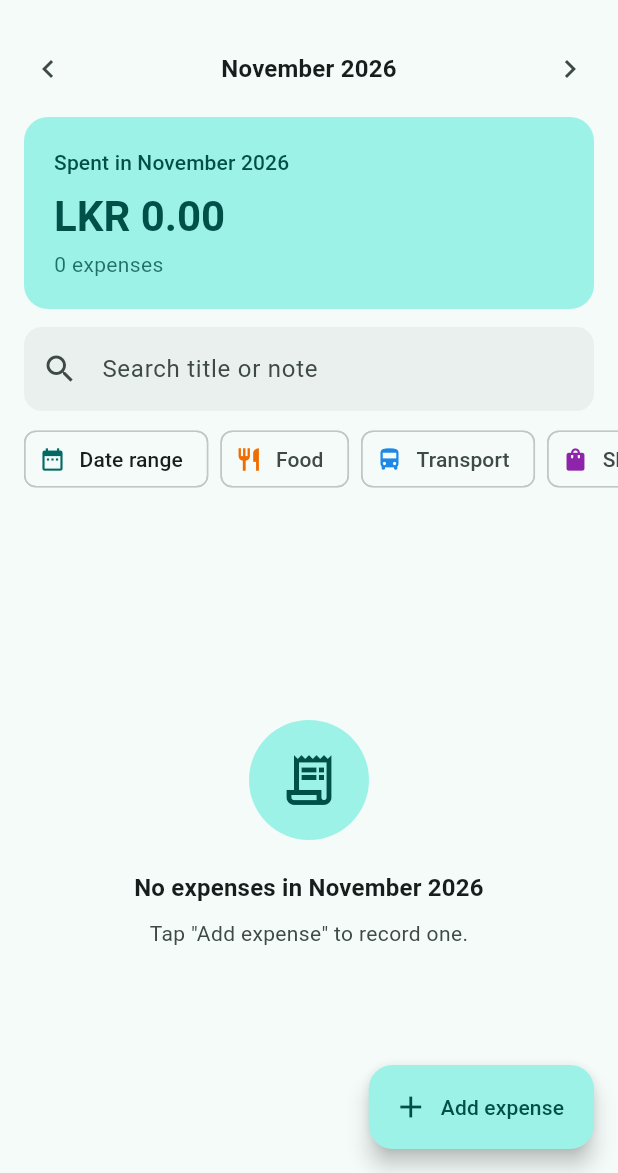
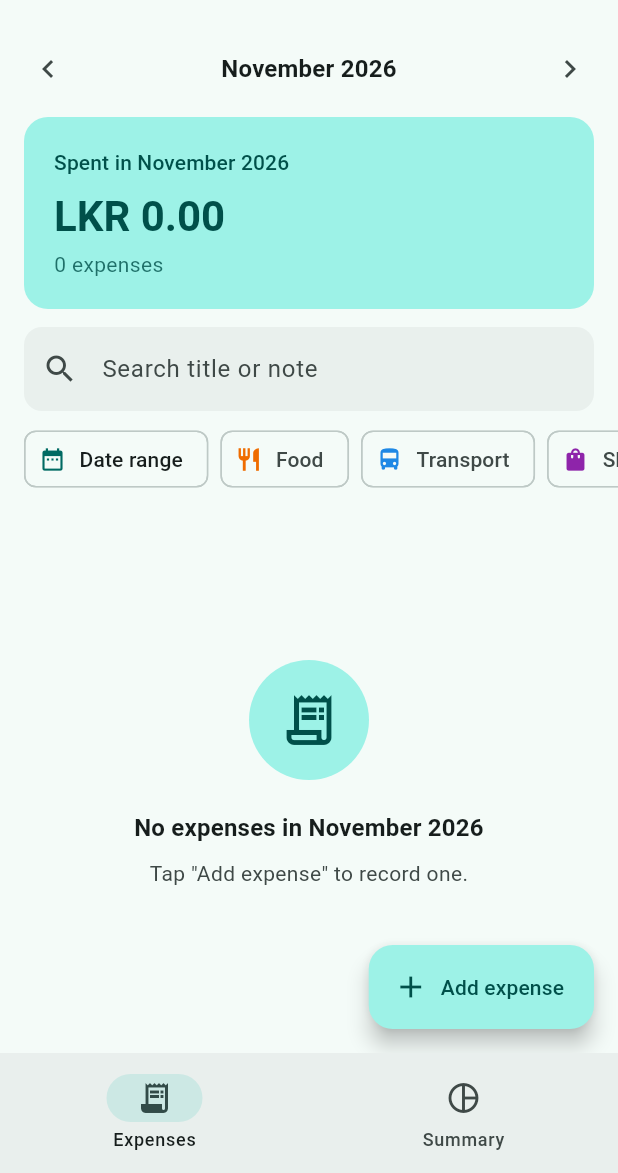
Before and after one commit to chamindujayasinghe/cyphlab_expense_tracker, a Flutter app: the screen it shows once a user with an empty profile is signed in, after a tap on the "chevron left" icon, on a phone screen of 412 x 824 dp, the part 63-1236 px from its top. Run offline on Flutter 3.47's test engine with Material 3 defaults, Android fonts, the phone set to English and light mode, and no system bars; our stand-ins replace cloud_firestore, firebase_auth, firebase_core; accounts and stored records are empty.

Commit message:
Phase 6: Add summary screen with charts and tab navigation
- Category donut chart with per-category totals, bars and percentages
- Six-month spending bar chart from a separate range query
- Loading, empty and error states for both sections
- Add ExpenseStats aggregation helpers and watchMonthlyTotals
- Add MainShell with labeled Expenses/Summary tabs: bottom
  NavigationBar on phones, NavigationRail on wide screens
- Keep tabs alive; trend chart re-queries when the month changes
- Add stats, summary screen and shell navigation tests

Co-Authored-By: Claude Opus 5.5 <noreply@anthropic.com>

```diff
--- a/lib/providers/expense_provider.dart
+++ b/lib/providers/expense_provider.dart
@@ -5,6 +5,7 @@ import 'package:flutter/foundation.dart';
 import '../models/expense.dart';
 import '../models/expense_category.dart';
 import '../services/expense_repository.dart';
+import '../utils/expense_stats.dart';
 
 /// Holds the signed-in user's expenses for the selected period, plus the
 /// category and search filters applied to them.
@@ -164,6 +165,31 @@ class ExpenseProvider extends ChangeNotifier {
   /// Re-subscribes after an error.
   void retry() => _subscribe();
 
+  /// Live monthly totals for the [months] months ending with the selected
+  /// month (oldest first). A separate query from the main list, used by the
+  /// summary screen's trend chart.
+  Stream<List<MonthTotal>> watchMonthlyTotals({int months = 6}) {
+    final uid = _uid;
+    if (uid == null) return const Stream.empty();
+    final firstMonth = DateTime(
+      _selectedMonth.year,
+      _selectedMonth.month - months + 1,
+    );
+    return _repository
+        .watchExpenses(
+          uid: uid,
+          start: firstMonth,
+          end: DateTime(_selectedMonth.year, _selectedMonth.month + 1),
+        )
+        .map(
+          (expenses) => ExpenseStats.byMonth(
+            expenses,
+            firstMonth: firstMonth,
+            count: months,
+          ),
+        );
+  }
+
   /// Adds [expense] if it has no id yet, otherwise updates it.
   Future<String?> saveExpense(Expense expense) {
     return _run((uid) async {
--- a/lib/screens/auth/auth_gate.dart
+++ b/lib/screens/auth/auth_gate.dart
@@ -2,10 +2,10 @@ import 'package:flutter/material.dart';
 import 'package:provider/provider.dart';
 
 import '../../providers/auth_provider.dart';
-import '../home/home_screen.dart';
+import '../main_shell.dart';
 import 'login_screen.dart';
 
-/// Shows a splash while the persisted auth state loads, then the home screen
+/// Shows a splash while the persisted auth state loads, then the main tabs
 /// for signed-in users or the login screen otherwise.
 class AuthGate extends StatelessWidget {
   const AuthGate({super.key});
@@ -17,6 +17,6 @@ class AuthGate extends StatelessWidget {
     if (auth.isInitializing) {
       return const Scaffold(body: Center(child: CircularProgressIndicator()));
     }
-    return auth.isSignedIn ? const HomeScreen() : const LoginScreen();
+    return auth.isSignedIn ? const MainShell() : const LoginScreen();
   }
 }
--- /dev/null
+++ b/lib/screens/main_shell.dart
@@ -0,0 +1,102 @@
+import 'package:flutter/material.dart';
+
+import 'home/home_screen.dart';
+import 'summary/summary_screen.dart';
+
+/// Signed-in shell with labeled Expenses / Summary destinations: a bottom
+/// navigation bar on phones and a side rail on wide screens.
+///
+/// Tabs are kept alive in an [IndexedStack] so switching back preserves
+/// state such as the search text. Each tab is only built once first visited,
+/// so the summary's extra query doesn't run until it's opened.
+class MainShell extends StatefulWidget {
+  const MainShell({super.key});
+
+  /// Width at which the bottom bar is replaced by a navigation rail.
+  static const double railBreakpoint = 840;
+
+  @override
+  State<MainShell> createState() => _MainShellState();
+}
+
+class _MainShellState extends State<MainShell> {
+  int _index = 0;
+  final Set<int> _visited = {0};
+
+  static const _destinations = [
+    (
+      label: 'Expenses',
+      icon: Icons.receipt_long_outlined,
+      selectedIcon: Icons.receipt_long,
+    ),
+    (
+      label: 'Summary',
+      icon: Icons.pie_chart_outline,
+      selectedIcon: Icons.pie_chart,
+    ),
+  ];
+
+  void _select(int index) {
+    setState(() {
+      _index = index;
+      _visited.add(index);
+    });
+  }
+
+  Widget _buildTab(int index) {
+    if (!_visited.contains(index)) return const SizedBox.shrink();
+    return index == 0 ? const HomeScreen() : const SummaryScreen();
+  }
+
+  @override
+  Widget build(BuildContext context) {
+    final tabs = IndexedStack(
+      index: _index,
+      children: [for (var i = 0; i < _destinations.length; i++) _buildTab(i)],
+    );
+
+    return LayoutBuilder(
+      builder: (context, constraints) {
+        if (constraints.maxWidth >= MainShell.railBreakpoint) {
+          return Scaffold(
+            body: Row(
+              children: [
+                NavigationRail(
+                  selectedIndex: _index,
+                  onDestinationSelected: _select,
+                  labelType: NavigationRailLabelType.all,
+                  destinations: [
+                    for (final d in _destinations)
+                      NavigationRailDestination(
+                        icon: Icon(d.icon),
+                        selectedIcon: Icon(d.selectedIcon),
+                        label: Text(d.label),
+                      ),
+                  ],
+                ),
+                const VerticalDivider(width: 1),
+                Expanded(child: tabs),
+              ],
+            ),
+          );
+        }
+
+        return Scaffold(
+          body: tabs,
+          bottomNavigationBar: NavigationBar(
+            selectedIndex: _index,
+            onDestinationSelected: _select,
+            destinations: [
+              for (final d in _destinations)
+                NavigationDestination(
+                  icon: Icon(d.icon),
+                  selectedIcon: Icon(d.selectedIcon),
+                  label: d.label,
+                ),
+            ],
+          ),
+        );
+      },
+    );
+  }
+}
--- /dev/null
+++ b/lib/screens/summary/summary_screen.dart
@@ -0,0 +1,455 @@
+import 'package:fl_chart/fl_chart.dart';
+import 'package:flutter/material.dart';
+import 'package:provider/provider.dart';
+
+import '../../providers/expense_provider.dart';
+import '../../services/expense_repository.dart' show ExpenseRepositoryException;
+import '../../utils/expense_stats.dart';
+import '../../utils/formatters.dart';
+import '../../widgets/expense_tile.dart';
+import '../../widgets/state_views.dart';
+
+/// Spending breakdown for the period shown on the home screen, plus a
+/// six-month trend.
+///
+/// The category breakdown uses the whole period (ignoring the home screen's
+/// category and search filters), so it matches the unfiltered month total.
+class SummaryScreen extends StatelessWidget {
+  const SummaryScreen({super.key});
+
+  @override
+  Widget build(BuildContext context) {
+    final provider = context.watch<ExpenseProvider>();
+    final rangeStart = provider.rangeStart;
+    final rangeEnd = provider.rangeEnd;
+    final periodLabel = rangeStart != null && rangeEnd != null
+        ? Formatters.dateRange(rangeStart, rangeEnd)
+        : Formatters.monthYear(provider.selectedMonth);
+
+    return Scaffold(
+      appBar: AppBar(title: const Text('Summary')),
+      body: SafeArea(
+        child: Align(
+          alignment: Alignment.topCenter,
+          child: ConstrainedBox(
+            constraints: const BoxConstraints(maxWidth: 720),
+            child: ListView(
+              padding: const EdgeInsets.all(16),
+              children: [
+                _SectionCard(
+                  title: 'Spending by category',
+                  subtitle: periodLabel,
+                  child: const _CategoryBreakdown(),
+                ),
+                const SizedBox(height: 16),
+                _SectionCard(
+                  title: 'Last 6 months',
+                  subtitle:
+                      'Up to ${Formatters.monthYear(provider.selectedMonth)}',
+                  child: const _MonthlyTrend(),
+                ),
+              ],
+            ),
+          ),
+        ),
+      ),
+    );
+  }
+}
+
+class _SectionCard extends StatelessWidget {
+  const _SectionCard({
+    required this.title,
+    required this.subtitle,
+    required this.child,
+  });
+
+  final String title;
+  final String subtitle;
+  final Widget child;
+
+  @override
+  Widget build(BuildContext context) {
+    final theme = Theme.of(context);
+
+    return Card(
+      child: Padding(
+        padding: const EdgeInsets.all(16),
+        child: Column(
+          crossAxisAlignment: CrossAxisAlignment.stretch,
+          children: [
+            Text(
+              title,
+              style: theme.textTheme.titleMedium?.copyWith(
+                fontWeight: FontWeight.w600,
+              ),
+            ),
+            const SizedBox(height: 2),
+            Text(
+              subtitle,
+              style: theme.textTheme.bodySmall?.copyWith(
+                color: theme.colorScheme.onSurfaceVariant,
+              ),
+            ),
+            const SizedBox(height: 16),
+            child,
+          ],
+        ),
+      ),
+    );
+  }
+}
+
+class _CategoryBreakdown extends StatefulWidget {
+  const _CategoryBreakdown();
+
+  @override
+  State<_CategoryBreakdown> createState() => _CategoryBreakdownState();
+}
+
+class _CategoryBreakdownState extends State<_CategoryBreakdown> {
+  int? _touchedIndex;
+
+  @override
+  Widget build(BuildContext context) {
+    final provider = context.watch<ExpenseProvider>();
+    final theme = Theme.of(context);
+
+    if (provider.isLoading && provider.expenses.isEmpty) {
+      return const SizedBox(
+        height: 200,
+        child: Center(child: CircularProgressIndicator()),
+      );
+    }
+    if (provider.hasError) {
+      return ErrorState(
+        message: provider.errorMessage!,
+        onRetry: provider.retry,
+      );
+    }
+
+    final totals = ExpenseStats.byCategory(provider.expenses);
+    if (totals.isEmpty) {
+      return const EmptyState(
+        icon: Icons.pie_chart_outline,
+        title: 'Nothing to show yet',
+        message: 'Add expenses to see where your money goes.',
+      );
+    }
+
+    final grandTotal = totals.fold(0.0, (sum, t) => sum + t.total);
+
+    return Column(
+      crossAxisAlignment: CrossAxisAlignment.stretch,
+      children: [
+        SizedBox(
+          height: 220,
+          child: Stack(
+            alignment: Alignment.center,
+            children: [
+              PieChart(
+                PieChartData(
+                  centerSpaceRadius: 62,
+                  sectionsSpace: 2,
+                  pieTouchData: PieTouchData(
+                    touchCallback: (event, response) {
+                      final index =
+                          response?.touchedSection?.touchedSectionIndex;
+                      setState(() {
+                        _touchedIndex =
+                            event.isInterestedForInteractions &&
+                                index != null &&
+                                index >= 0
+                            ? index
+                            : null;
+                      });
+                    },
+                  ),
+                  sections: [
+                    for (var i = 0; i < totals.length; i++)
+                      PieChartSectionData(
+                        value: totals[i].total,
+                        color: totals[i].category.color,
+                        radius: i == _touchedIndex ? 52 : 44,
+                        // Hide labels on thin slices so they don't overlap.
+                        title: totals[i].share >= 0.08
+                            ? Formatters.percent(totals[i].share)
+                            : '',
+                        titleStyle: const TextStyle(
+                          color: Colors.white,
+                          fontSize: 12,
+                          fontWeight: FontWeight.w700,
+                        ),
+                      ),
+                  ],
+                ),
+              ),
+              Column(
+                mainAxisSize: MainAxisSize.min,
+                children: [
+                  Text(
+                    'Total',
+                    style: theme.textTheme.labelMedium?.copyWith(
+                      color: theme.colorScheme.onSurfaceVariant,
+                    ),
+                  ),
+                  SizedBox(
+                    width: 110,
+                    child: FittedBox(
+                      fit: BoxFit.scaleDown,
+                      child: Text(
+                        Formatters.currency(grandTotal),
+                        style: theme.textTheme.titleMedium?.copyWith(
+                          fontWeight: FontWeight.w700,
+                        ),
+                      ),
+                    ),
+                  ),
+                ],
+              ),
+            ],
+          ),
+        ),
+        const SizedBox(height: 16),
+        for (final total in totals) _CategoryRow(total: total),
+      ],
+    );
+  }
+}
+
+class _CategoryRow extends StatelessWidget {
+  const _CategoryRow({required this.total});
+
+  final CategoryTotal total;
+
+  @override
+  Widget build(BuildContext context) {
+    final theme = Theme.of(context);
+    final color = total.category.color;
+
+    return Padding(
+      padding: const EdgeInsets.symmetric(vertical: 8),
+      child: Row(
+        children: [
+          CategoryAvatar(category: total.category, radius: 18),
+          const SizedBox(width: 12),
+          Expanded(
+            child: Column(
+              crossAxisAlignment: CrossAxisAlignment.start,
+              children: [
+                Row(
+                  children: [
+                    Expanded(
+                      child: Text(
+                        total.category.label,
+                        style: theme.textTheme.titleSmall,
+                      ),
+                    ),
+                    Text(
+                      Formatters.currency(total.total),
+                      style: theme.textTheme.titleSmall?.copyWith(
+                        fontWeight: FontWeight.w600,
+                      ),
+                    ),
+                  ],
+                ),
+                const SizedBox(height: 6),
+                Row(
+                  children: [
+                    Expanded(
+                      child: ClipRRect(
+                        borderRadius: BorderRadius.circular(4),
+                        child: LinearProgressIndicator(
+                          value: total.share,
+                          minHeight: 6,
+                          color: color,
+                          backgroundColor: color.withValues(alpha: 0.15),
+                        ),
+                      ),
+                    ),
+                    const SizedBox(width: 12),
+                    SizedBox(
+                      width: 40,
+                      child: Text(
+                        Formatters.percent(total.share),
+                        textAlign: TextAlign.end,
+                        style: theme.textTheme.bodySmall?.copyWith(
+                          color: theme.colorScheme.onSurfaceVariant,
+                        ),
+                      ),
+                    ),
+                  ],
+                ),
+              ],
+            ),
+          ),
+        ],
+      ),
+    );
+  }
+}
+
+class _MonthlyTrend extends StatefulWidget {
+  const _MonthlyTrend();
+
+  @override
+  State<_MonthlyTrend> createState() => _MonthlyTrendState();
+}
+
+class _MonthlyTrendState extends State<_MonthlyTrend> {
+  Stream<List<MonthTotal>>? _stream;
+  DateTime? _month;
+
+  void _retry() {
+    setState(() {
+      _stream = context.read<ExpenseProvider>().watchMonthlyTotals();
+    });
+  }
+
+  @override
+  Widget build(BuildContext context) {
+    // This tab stays alive in the shell, so re-query whenever the selected
+    // month changes on the Expenses tab.
+    final month = context.select<ExpenseProvider, DateTime>(
+      (provider) => provider.selectedMonth,
+    );
+    if (month != _month || _stream == null) {
+      _month = month;
+      _stream = context.read<ExpenseProvider>().watchMonthlyTotals();
+    }
+
+    return StreamBuilder<List<MonthTotal>>(
+      stream: _stream,
+      builder: (context, snapshot) {
+        if (snapshot.hasError) {
+          final error = snapshot.error;
+          return ErrorState(
+            message: error is ExpenseRepositoryException
+                ? error.message
+                : 'Please try again.',
+            onRetry: _retry,
+          );
+        }
+        final months = snapshot.data;
+        if (months == null) {
+          return const SizedBox(
+            height: 220,
+            child: Center(child: CircularProgressIndicator()),
+          );
+        }
+        return _TrendChart(months: months);
+      },
+    );
+  }
+}
+
+class _TrendChart extends StatelessWidget {
+  const _TrendChart({required this.months});
+
+  /// Oldest first; the last entry is the selected month.
+  final List<MonthTotal> months;
+
+  @override
+  Widget build(BuildContext context) {
+    final theme = Theme.of(context);
+    final colorScheme = theme.colorScheme;
+    final maxTotal = months.fold(0.0, (m, t) => t.total > m ? t.total : m);
+    final sum = months.fold(0.0, (s, t) => s + t.total);
+
+    if (maxTotal == 0) {
+      return const EmptyState(
+        icon: Icons.bar_chart,
+        title: 'No spending yet',
+        message: 'Your monthly totals will appear here.',
+      );
+    }
+
+    return Column(
+      crossAxisAlignment: CrossAxisAlignment.stretch,
+      children: [
+        SizedBox(
+          height: 200,
+          child: BarChart(
+            BarChartData(
+              maxY: maxTotal * 1.15,
+              alignment: BarChartAlignment.spaceAround,
+              borderData: FlBorderData(show: false),
+              gridData: FlGridData(
+                drawVerticalLine: false,
+                horizontalInterval: maxTotal * 1.15 / 4,
+                getDrawingHorizontalLine: (_) => FlLine(
+                  color: colorScheme.outlineVariant.withValues(alpha: 0.5),
+                  strokeWidth: 1,
+                ),
+              ),
+              titlesData: FlTitlesData(
+                leftTitles: const AxisTitles(),
+                rightTitles: const AxisTitles(),
+                topTitles: const AxisTitles(),
+                bottomTitles: AxisTitles(
+                  sideTitles: SideTitles(
+                    showTitles: true,
+                    reservedSize: 28,
+                    getTitlesWidget: (value, meta) {
+                      final index = value.toInt();
+                      if (index < 0 || index >= months.length) {
+                        return const SizedBox.shrink();
+                      }
+                      return SideTitleWidget(
+                        meta: meta,
+                        child: Text(
+                          Formatters.shortMonth(months[index].month),
+                          style: theme.textTheme.labelSmall,
+                        ),
+                      );
+                    },
+                  ),
+                ),
+              ),
+              barTouchData: BarTouchData(
+                touchTooltipData: BarTouchTooltipData(
+                  getTooltipColor: (_) => colorScheme.inverseSurface,
+                  getTooltipItem: (group, groupIndex, rod, rodIndex) =>
+                      BarTooltipItem(
+                        '${Formatters.monthYear(months[groupIndex].month)}\n'
+                        '${Formatters.currency(rod.toY)}',
+                        TextStyle(
+                          color: colorScheme.onInverseSurface,
+                          fontWeight: FontWeight.w600,
+                        ),
+                      ),
+                ),
+              ),
+              barGroups: [
+                for (var i = 0; i < months.length; i++)
+                  BarChartGroupData(
+                    x: i,
+                    barRods: [
+                      BarChartRodData(
+                        toY: months[i].total,
+                        width: 22,
+                        color: i == months.length - 1
+                            ? colorScheme.primary
+                            : colorScheme.primary.withValues(alpha: 0.4),
+                        borderRadius: const BorderRadius.vertical(
+                          top: Radius.circular(6),
+                        ),
+                      ),
+                    ],
+                  ),
+              ],
+            ),
+          ),
+        ),
+        const SizedBox(height: 12),
+        Text(
+          'Average ${Formatters.currency(sum / months.length)} per month',
+          textAlign: TextAlign.center,
+          style: theme.textTheme.bodyMedium?.copyWith(
+            color: colorScheme.onSurfaceVariant,
+          ),
+        ),
+      ],
+    );
+  }
+}
--- /dev/null
+++ b/lib/utils/expense_stats.dart
@@ -0,0 +1,71 @@
+import '../models/expense.dart';
+import '../models/expense_category.dart';
+
+/// Total spent in one category, with its share of the overall total.
+class CategoryTotal {
+  const CategoryTotal(this.category, this.total, this.share);
+
+  final ExpenseCategory category;
+  final double total;
+
+  /// Fraction of the overall total, 0..1.
+  final double share;
+}
+
+/// Total spent in one calendar month.
+class MonthTotal {
+  const MonthTotal(this.month, this.total);
+
+  /// First day of the month.
+  final DateTime month;
+  final double total;
+}
+
+/// Pure aggregation helpers used by the summary screen.
+class ExpenseStats {
+  ExpenseStats._();
+
+  /// Per-category totals, largest first. Categories with no spend are left
+  /// out.
+  static List<CategoryTotal> byCategory(List<Expense> expenses) {
+    final totals = <ExpenseCategory, double>{};
+    for (final expense in expenses) {
+      totals.update(
+        expense.category,
+        (total) => total + expense.amount,
+        ifAbsent: () => expense.amount,
+      );
+    }
+    final grandTotal = totals.values.fold(0.0, (sum, total) => sum + total);
+    if (grandTotal == 0) return const [];
+
+    return totals.entries
+        .map(
+          (entry) =>
+              CategoryTotal(entry.key, entry.value, entry.value / grandTotal),
+        )
+        .toList()
+      ..sort((a, b) => b.total.compareTo(a.total));
+  }
+
+  /// Totals for [count] consecutive months starting at [firstMonth], oldest
+  /// first. Months with no expenses are included with a zero total.
+  static List<MonthTotal> byMonth(
+    List<Expense> expenses, {
+    required DateTime firstMonth,
+    required int count,
+  }) {
+    final totals = List<double>.filled(count, 0);
+    for (final expense in expenses) {
+      final index =
+          (expense.date.year - firstMonth.year) * 12 +
+          expense.date.month -
+          firstMonth.month;
+      if (index >= 0 && index < count) totals[index] += expense.amount;
+    }
+    return [
+      for (var i = 0; i < count; i++)
+        MonthTotal(DateTime(firstMonth.year, firstMonth.month + i), totals[i]),
+    ];
+  }
+}
--- a/lib/utils/formatters.dart
+++ b/lib/utils/formatters.dart
@@ -22,6 +22,12 @@ class Formatters {
   /// `September 2026`
   static String monthYear(DateTime date) => _monthYear.format(date);
 
+  /// `Sep`
+  static String shortMonth(DateTime date) => DateFormat.MMM().format(date);
+
+  /// `42%`
+  static String percent(double share) => '${(share * 100).round()}%';
+
   /// `Sep 1 – 15, 2026`, `Aug 28 – Sep 3, 2026` or `Dec 30, 2025 – Jan 2, 2026`.
   static String dateRange(DateTime start, DateTime end) {
     if (start.year != end.year) return '${date(start)} – ${date(end)}';
```
Also changed, not shown: 5 other files.
